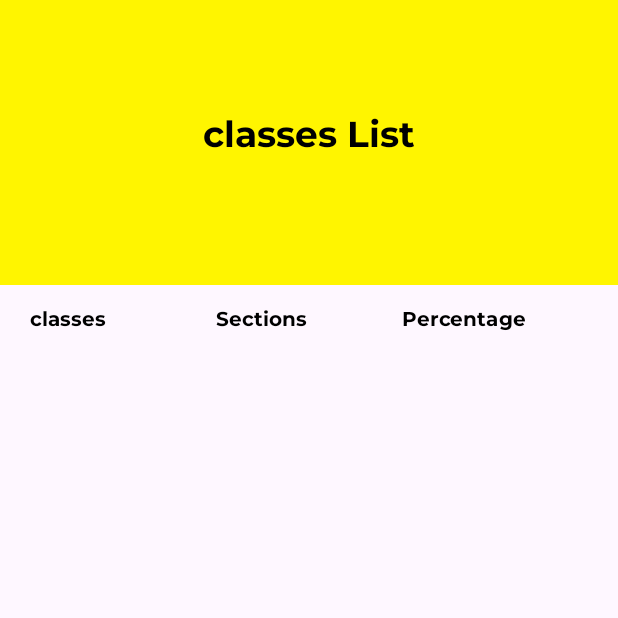
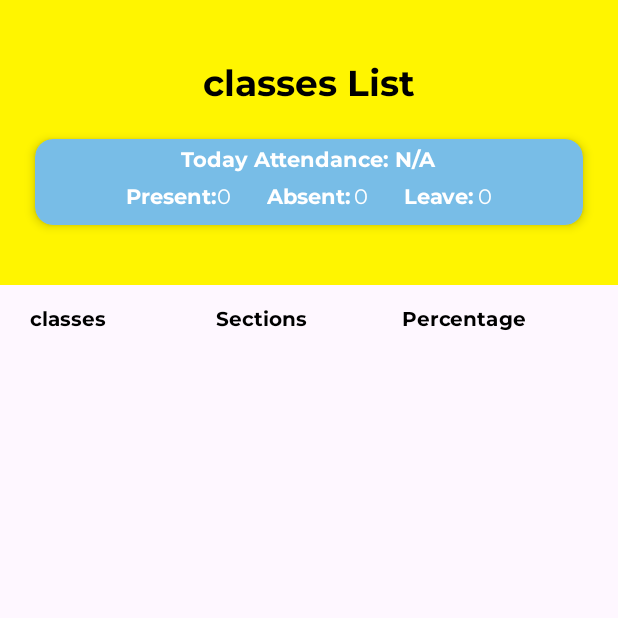
Before and after one commit to hafizhassanraza/CGS-Principal-2.0, an Android app: the ActivityAttendance screen opened directly, with no data from a screen before it, on a phone screen of 412 x 824 dp, the top half of it. Run offline under Robolectric (Android 15) with nearby library versions, the light colour scheme and no system bars; our stand-ins replace Firebase (no records; nobody signed in at launch, a user with empty details on screens opened directly).

Commit message:
Attendance Fetch

```diff
--- a/app/src/main/AndroidManifest.xml
+++ b/app/src/main/AndroidManifest.xml
@@ -28,7 +28,7 @@
             </intent-filter>
         </activity>
         <activity
-            android:name=".ui.ActivityClasses"
+            android:name=".ui.ActivityAttendance"
             android:exported="false" />
         <activity
             android:name=".ui.ActivityStudentProfile"
--- a/app/src/main/java/com/enfotrix/cgs_principal/Adapters/AttendanceRecAdapter.kt
+++ b/app/src/main/java/com/enfotrix/cgs_principal/Adapters/AttendanceRecAdapter.kt
@@ -14,11 +14,7 @@ import com.enfotrix.cgs_principal.R
 import com.enfotrix.cgs_principal.ui.ActivityStudentProfile
 import com.google.gson.Gson
 
-class AttendanceRecAdapter(private val context: Context,
-                           private var attendanceRecList: List<AttendenceModel>,
-                           private var studentList: List<StudentModel>,
-
-) : RecyclerView.Adapter<AttendanceRecAdapter.ViewHolder>() {
+class AttendanceRecAdapter(private val context: Context, private var attendanceRecList: List<AttendenceModel>, private var studentList: List<StudentModel>, ) : RecyclerView.Adapter<AttendanceRecAdapter.ViewHolder>() {
 
 
 
--- a/app/src/main/java/com/enfotrix/cgs_principal/Data/Repo.kt
+++ b/app/src/main/java/com/enfotrix/cgs_principal/Data/Repo.kt
@@ -74,7 +74,6 @@ class Repo(val context: Context) {
     }
 
 
-
     fun getDeviceToken(studentID:String): Task<QuerySnapshot> {
 
 
--- a/app/src/main/java/com/enfotrix/cgs_principal/ui/ActivityClasses.kt
+++ b/app/src/main/java/com/enfotrix/cgs_principal/ui/ActivityAttendance.kt
@@ -8,24 +8,31 @@ import android.widget.Toast
 import androidx.activity.viewModels
 import androidx.annotation.RequiresApi
 import androidx.appcompat.app.AppCompatActivity
+import androidx.lifecycle.lifecycleScope
 import androidx.recyclerview.widget.LinearLayoutManager
 import androidx.recyclerview.widget.RecyclerView
 import com.enfotrix.cgs_principal.Models.AttendanceViewModel
 import com.enfotrix.cgs_principal.Models.AttendenceModel
-import com.enfotrix.cgs_principal.Models.SectionModel
+import com.enfotrix.cgs_principal.Models.ClassViewModel
+import com.enfotrix.cgs_principal.Models.StudentModel
 import com.enfotrix.cgs_principal.R
 import com.enfotrix.cgs_principal.SharedPrefManager
-import com.enfotrix.cgs_principal.databinding.ActivityClassesBinding
+import com.enfotrix.cgs_principal.databinding.ActivityAttendanceBinding
 import com.enftorix.cgs_principal.Constants
+import kotlinx.coroutines.launch
 import java.time.LocalDate
 import java.time.format.DateTimeFormatter
 
 
-class ActivityClasses : AppCompatActivity(), ClassesListAdapter.AttendanceClickListener {
+class ActivityAttendance : AppCompatActivity(), ClassesListAdapter.AttendanceClickListener {
     private val attendanceViewModel: AttendanceViewModel by viewModels()
-    private lateinit var binding: ActivityClassesBinding
+    private val classViewModel: ClassViewModel by viewModels()
+
+
+    private lateinit var binding: ActivityAttendanceBinding
     private lateinit var mContext: Context
     private lateinit var sharedPrefManager: SharedPrefManager
+    private lateinit var recyclerView: RecyclerView
     var presentCount = 0
     var totalCount = 0
     private var percentageMap: MutableMap<String, Double> = mutableMapOf()
@@ -40,39 +47,99 @@ class ActivityClasses : AppCompatActivity(), ClassesListAdapter.AttendanceClickL
     @RequiresApi(Build.VERSION_CODES.O)
     override fun onCreate(savedInstanceState: Bundle?) {
         super.onCreate(savedInstanceState)
-        binding = ActivityClassesBinding.inflate(layoutInflater)
+        binding = ActivityAttendanceBinding.inflate(layoutInflater)
         setContentView(binding.root)
-        mContext = this@ActivityClasses
+        mContext = this@ActivityAttendance
         sharedPrefManager = SharedPrefManager(mContext)
-        countSections()
         Toast.makeText(mContext, "sect6ion list is"+sharedPrefManager.getSectionFromShared(), Toast.LENGTH_LONG).show()
 
-        val recyclerView = findViewById<RecyclerView>(R.id.recyclerView)
+        recyclerView = findViewById<RecyclerView>(R.id.recyclerView)
         recyclerView.layoutManager = LinearLayoutManager(mContext)
 
         // Create the adapter and pass "this" as the AttendanceClickListener
-        classAdapter = ClassesListAdapter(
-            mContext,
-            sharedPrefManager.getClassList(),
-            sharedPrefManager.getSectionFromShared(),
-            sectionPercentages,
-            this
 
-        )
 
-        recyclerView.adapter = classAdapter
+
+        getAttendance()
+
+
     }
 
 
+
     @RequiresApi(Build.VERSION_CODES.O)
-    fun countSections() {
+    fun getAttendance(){
+
+        lifecycleScope.launch {
+            attendanceViewModel.getAttendanceRec(getCurrentDate())
+                .addOnCompleteListener{task->
+                    if(task.isSuccessful)
+                    {
+
+                        val attendanceList= task.result.map { it.toObject(AttendenceModel::class.java) }
+
+                        var counterPresent : Int
+                        var counterAbsent : Int
+                        var counterLeave : Int
+
+                        counterPresent = attendanceList.filter { attendance-> attendance.Status.equals("Present") }.count()
+                        counterAbsent = attendanceList.filter { attendance-> attendance.Status.equals("Absent") }.count()
+                        counterLeave = attendanceList.filter { attendance-> attendance.Status.equals("Leave") }.count()
+
+                        val total = counterPresent + counterAbsent + counterLeave
+                        if (total > 0) {
+                            val percent = (counterPresent.toFloat() / total) * 100
+                            binding.tvAttendanceHeader.text = "Today Attendance: %.2f%%".format(percent)
+                        }
+
+                        binding.studentsPresent.text= counterPresent.toString()
+                        binding.studentsAbsent.text= counterAbsent.toString()
+                        binding.studentsLeave.text= counterLeave.toString()
+
+
+
+                        classAdapter = ClassesListAdapter(
+                            mContext,
+                            classViewModel.getClassList(),
+                            classViewModel.getSectionList(),
+                            attendanceList,
+                            this@ActivityAttendance
+                        )
+                        recyclerView.adapter = classAdapter
+
+
+                    }
+
+
+                }
+                .addOnFailureListener{
+
+                }
+
+
+        }
+
+
+
+
+
+    }
+
+
+
+
+
+
+
+    @RequiresApi(Build.VERSION_CODES.O)
+   /* fun countSections() {
         val sections = sharedPrefManager.getSectionFromShared()
 
         for (section in sections) {
             var presentCount = 0
             var totalCount = 0
 
-            /*attendanceViewModel.getTodayAttendance(getCurrentDate(), section.ID).addOnCompleteListener { task ->
+            attendanceViewModel.getTodayAttendance(getCurrentDate(), section.ID).addOnCompleteListener { task ->
                 if (task.isSuccessful) {
                     val documents = task.result
                     if (documents.size() > 0) {
@@ -93,10 +160,10 @@ class ActivityClasses : AppCompatActivity(), ClassesListAdapter.AttendanceClickL
                         sectionPercentages[section.ID] = percentage
                     }
                 }
-            }*/
+            }
         }
     }
-
+*/
     // Calculate the percentage
     private fun calculatePercentage(presentCount: Int, totalCount: Int): Double {
         return if (totalCount > 0) {
@@ -113,14 +180,13 @@ class ActivityClasses : AppCompatActivity(), ClassesListAdapter.AttendanceClickL
         return currentDate.format(formatter)
     }
 
-    override fun onAttendanceClicked(Sectionname: String,Id:String,className:String) {
+    override fun onAttendanceClicked(sectionID:String , attendacneList:List<AttendenceModel>) {
         // Handle the item click event here
         // For example, open the ActivityStudentRegister activity.
         val intent = Intent(this, ActivityStudentAttendanceRegister::class.java)
-        intent.putExtra("SectionName",Sectionname)
-        intent.putExtra("Id",Id)
-        intent.putExtra("className",className)
-
+        //intent.putExtra("SectionName",Sectionname)
+        //intent.putExtra("Id",Id)
+        //intent.putExtra("className",className)
         startActivity(intent)
 
     }
--- a/app/src/main/java/com/enfotrix/cgs_principal/ui/ActivitySplash.kt
+++ b/app/src/main/java/com/enfotrix/cgs_principal/ui/ActivitySplash.kt
@@ -23,9 +23,6 @@ import com.enfotrix.cgs_principal.R
 import com.enfotrix.cgs_principal.SharedPrefManager
 import com.enftorix.cgs_principal.Constants
 import kotlinx.coroutines.launch
-import kotlinx.coroutines.tasks.await
-import java.time.LocalDate
-import java.time.format.DateTimeFormatter
 import java.util.Timer
 import kotlin.concurrent.schedule
 
@@ -119,7 +116,7 @@ class ActivitySplash : AppCompatActivity() {
                                                                         sharedPrefManager.putStudentList(task.result.map { it.toObject(StudentModel::class.java) })
 
                                                                         if (sharedPrefManager.isLoggedIn() == true) {
-                                                                            startActivity(Intent(mContext, ActivityClasses::class.java))
+                                                                            startActivity(Intent(mContext, ActivityAttendance::class.java))
                                                                             finish()
                                                                         } else if (sharedPrefManager.isLoggedIn() == false) {
                                                                             startActivity(Intent(mContext, ActivityLogin::class.java))
@@ -225,7 +222,7 @@ class ActivitySplash : AppCompatActivity() {
                                      sharedPrefManager.putStudentList(studentsTask.result.map { it.toObject(StudentModel::class.java) })
 
                                      if (sharedPrefManager.isLoggedIn() == true) {
-                                         startActivity(Intent(mContext, ActivityClasses::class.java))
+                                         startActivity(Intent(mContext, ActivityAttendance::class.java))
                                          finish()
                                      } else if (sharedPrefManager.isLoggedIn() == false) {
                                          startActivity(Intent(mContext, ActivityLogin::class.java))
--- a/app/src/main/java/com/enfotrix/cgs_principal/ui/MainActivity.kt
+++ b/app/src/main/java/com/enfotrix/cgs_principal/ui/MainActivity.kt
@@ -14,7 +14,6 @@ import com.enfotrix.cgs_principal.Models.AttendanceViewModel
 import com.enfotrix.cgs_principal.Models.AttendenceModel
 import com.enfotrix.cgs_principal.Models.ClassModel
 import com.enfotrix.cgs_principal.Models.SectionModel
-import com.enfotrix.cgs_principal.Models.StudentModel
 import com.enfotrix.cgs_principal.R
 import com.enfotrix.cgs_principal.SharedPrefManager
 import com.enfotrix.cgs_principal.databinding.ActivityMainBinding
@@ -54,13 +53,13 @@ class MainActivity : AppCompatActivity() {
         binding.Attendance.setOnClickListener {
             // Define the action you want to perform when the button is clicked.
             // For example, you can start a new activity here.
-            val intent = Intent(this, ActivityClasses::class.java)
+            val intent = Intent(this, ActivityAttendance::class.java)
             startActivity(intent)
         }
         binding.Results.setOnClickListener {
             // Define the action you want to perform when the button is clicked.
             // For example, you can start a new activity here.
-            val intent = Intent(this, ActivityClasses::class.java)
+            val intent = Intent(this, ActivityAttendance::class.java)
             startActivity(intent)
         }
         binding.cardStudentReports.setOnClickListener {
@@ -86,7 +85,7 @@ class MainActivity : AppCompatActivity() {
                     var counterAbsent : Int
                     var counterLeave : Int
 
-                    counterPresent = attendanceList.filter { attendance-> attendance.Status.equals("Absent") }.count()
+                    counterPresent = attendanceList.filter { attendance-> attendance.Status.equals("Present") }.count()
                     counterAbsent = attendanceList.filter { attendance-> attendance.Status.equals("Absent") }.count()
                     counterLeave = attendanceList.filter { attendance-> attendance.Status.equals("Leave") }.count()
 
--- /dev/null
+++ b/app/src/main/res/layout/activity_attendance.xml
@@ -0,0 +1,204 @@
+<?xml version="1.0" encoding="utf-8"?>
+<ScrollView xmlns:android="http://schemas.android.com/apk/res/android"
+    xmlns:app="http://schemas.android.com/apk/res-auto"
+    xmlns:tools="http://schemas.android.com/tools"
+    android:layout_width="match_parent"
+    android:layout_height="match_parent">
+
+    <LinearLayout
+        android:layout_width="match_parent"
+        android:layout_height="wrap_content"
+        android:orientation="vertical">
+
+        <LinearLayout
+            android:layout_width="match_parent"
+            android:layout_height="190dp"
+            android:background="@color/yellow"
+            android:gravity="center"
+            android:orientation="vertical">
+
+            <TextView
+                android:layout_width="wrap_content"
+                android:layout_height="wrap_content"
+                android:fontFamily="@font/montserrat_bold"
+                android:text="classes List"
+                android:textColor="@color/black"
+                android:textSize="24dp" />
+
+            <LinearLayout
+                android:layout_width="match_parent"
+                android:layout_height="wrap_content"
+                android:layout_marginHorizontal="20dp"
+                android:layout_marginTop="12dp">
+
+            </LinearLayout>
+
+
+            <androidx.cardview.widget.CardView
+                android:layout_width="match_parent"
+                android:layout_height="wrap_content"
+                android:layout_marginHorizontal="23dp"
+                android:backgroundTint="#78BDE7"
+                app:cardCornerRadius="12dp"
+                android:layout_marginTop="10dp"
+                app:cardElevation="4dp">
+
+                <LinearLayout
+                    android:layout_width="match_parent"
+                    android:layout_height="wrap_content"
+                    android:orientation="vertical">
+                    <TextView
+                        android:id="@+id/tvAttendanceHeader"
+                        android:layout_width="wrap_content"
+                        android:layout_height="wrap_content"
+                        android:text="Today Attendance: N/A"
+                        android:textColor="@color/white"
+                        android:fontFamily="@font/montserrat_bold"
+                        android:layout_gravity="center_horizontal"
+                        android:layout_marginTop="4dp"/>
+
+                    <LinearLayout
+                        android:layout_marginTop="6dp"
+                        android:layout_width="wrap_content"
+                        android:layout_height="wrap_content"
+                        android:layout_gravity="center"
+                        android:layout_marginBottom="10dp"
+                        >
+                        <LinearLayout
+                            android:layout_width="wrap_content"
+                            android:layout_height="wrap_content"
+                            >
+                            <TextView
+                                android:layout_width="wrap_content"
+                                android:layout_height="wrap_content"
+                                android:text="Present:"
+                                android:textColor="@color/white"
+                                android:fontFamily="@font/montserrat_bold"
+                                />
+                            <TextView
+                                android:id="@+id/studentsPresent"
+                                android:layout_width="wrap_content"
+                                android:layout_height="wrap_content"
+                                android:text="N/A"
+                                android:textColor="@color/white"
+                                android:fontFamily="@font/montserrat_regular"
+                                />
+                        </LinearLayout>
+
+                        <LinearLayout
+                            android:layout_width="wrap_content"
+                            android:layout_height="wrap_content"
+                            android:layout_marginRight="24dp"
+                            android:layout_marginLeft="24dp"
+                            >
+
+                            <TextView
+                                android:layout_width="wrap_content"
+                                android:layout_height="wrap_content"
+                                android:text="Absent:"
+                                android:textColor="@color/white"
+                                android:fontFamily="@font/montserrat_bold"
+                                />
+                            <TextView
+                                android:id="@+id/studentsAbsent"
+                                android:layout_width="wrap_content"
+                                android:layout_height="wrap_content"
+                                android:text="N/A"
+                                android:layout_marginLeft="2dp"
+                                android:textColor="@color/white"
+                                android:fontFamily="@font/montserrat_regular"
+                                />
+                        </LinearLayout>
+                        <LinearLayout
+                            android:layout_width="wrap_content"
+                            android:layout_height="wrap_content"
+                            >
+                            <TextView
+                                android:layout_width="wrap_content"
+                                android:layout_height="wrap_content"
+                                android:text="Leave:"
+                                android:textColor="@color/white"
+                                android:fontFamily="@font/montserrat_bold"
+                                />
+                            <TextView
+                                android:id="@+id/studentsLeave"
+                                android:layout_width="wrap_content"
+                                android:layout_height="wrap_content"
+                                android:text="N/A"
+                                android:layout_marginLeft="2dp"
+
+                                android:textColor="@color/white"
+                                android:fontFamily="@font/montserrat_regular"
+                                />
+
+                        </LinearLayout>
+
+
+
+
+
+                    </LinearLayout>
+
+                </LinearLayout>
+
+
+
+
+
+
+
+
+            </androidx.cardview.widget.CardView>
+
+
+        </LinearLayout>
+        <LinearLayout
+            android:layout_width="match_parent"
+            android:layout_height="wrap_content"
+            android:orientation="horizontal"
+            android:paddingVertical="8dp"
+            android:layout_marginTop="5dp"
+            android:layout_marginHorizontal="20dp"
+            >
+            <TextView
+                android:layout_width="0dp"
+                android:layout_height="wrap_content"
+                android:layout_weight="1"
+                android:text="classes"
+                android:textSize="13dp"
+                android:textColor="@color/black"
+                android:fontFamily="@font/montserrat_bold"
+                />
+            <TextView
+                android:layout_width="0dp"
+                android:layout_height="wrap_content"
+                android:layout_weight="1"
+                android:text="Sections"
+                android:textSize="13dp"
+                android:textColor="@color/black"
+                android:fontFamily="@font/montserrat_bold"
+                />
+
+            <TextView
+                android:layout_width="0dp"
+                android:layout_height="wrap_content"
+                android:layout_weight="1"
+                android:text="Percentage"
+                android:textSize="13dp"
+                android:textColor="@color/black"
+                android:fontFamily="@font/montserrat_bold"
+                android:gravity="start"
+                />
+
+        </LinearLayout>
+        <androidx.recyclerview.widget.RecyclerView
+            android:id="@+id/recyclerView"
+            android:layout_width="match_parent"
+            android:layout_height="wrap_content"
+            android:layout_marginHorizontal="20dp"
+            />
+
+
+    </LinearLayout>
+
+</ScrollView>
--- a/app/src/main/res/layout/activity_classes.xml
+++ /dev/null
@@ -1,90 +0,0 @@
-<?xml version="1.0" encoding="utf-8"?>
-<ScrollView xmlns:android="http://schemas.android.com/apk/res/android"
-    xmlns:app="http://schemas.android.com/apk/res-auto"
-    xmlns:tools="http://schemas.android.com/tools"
-    android:layout_width="match_parent"
-    android:layout_height="match_parent">
-
-    <LinearLayout
-        android:layout_width="match_parent"
-        android:layout_height="wrap_content"
-        android:orientation="vertical">
-
-        <LinearLayout
-            android:layout_width="match_parent"
-            android:layout_height="190dp"
-            android:background="@color/yellow"
-            android:gravity="center"
-            android:orientation="vertical">
-
-            <TextView
-                android:layout_width="wrap_content"
-                android:layout_height="wrap_content"
-                android:fontFamily="@font/montserrat_bold"
-                android:text="classes List"
-                android:textColor="@color/black"
-                android:textSize="24dp" />
-
-            <LinearLayout
-                android:layout_width="match_parent"
-                android:layout_height="wrap_content"
-                android:layout_marginHorizontal="20dp"
-                android:layout_marginTop="12dp">
-
-
-
-
-
-            </LinearLayout>
-
-        </LinearLayout>
-        <LinearLayout
-            android:layout_width="match_parent"
-            android:layout_height="wrap_content"
-            android:orientation="horizontal"
-            android:paddingVertical="8dp"
-            android:layout_marginTop="5dp"
-            android:layout_marginHorizontal="20dp"
-            >
-            <TextView
-                android:layout_width="0dp"
-                android:layout_height="wrap_content"
-                android:layout_weight="1"
-                android:text="classes"
-                android:textSize="13dp"
-                android:textColor="@color/black"
-                android:fontFamily="@font/montserrat_bold"
-                />
-            <TextView
-                android:layout_width="0dp"
-                android:layout_height="wrap_content"
-                android:layout_weight="1"
-                android:text="Sections"
-                android:textSize="13dp"
-                android:textColor="@color/black"
-                android:fontFamily="@font/montserrat_bold"
-                />
-
-            <TextView
-                android:layout_width="0dp"
-                android:layout_height="wrap_content"
-                android:layout_weight="1"
-                android:text="Percentage"
-                android:textSize="13dp"
-                android:textColor="@color/black"
-                android:fontFamily="@font/montserrat_bold"
-                android:gravity="start"
-                />
-
-        </LinearLayout>
-        <androidx.recyclerview.widget.RecyclerView
-            android:id="@+id/recyclerView"
-            android:layout_width="match_parent"
-            android:layout_height="wrap_content"
-            android:layout_marginHorizontal="20dp"
-            />
-
-
-    </LinearLayout>
-
-</ScrollView>
```
Also changed, not shown: app/src/main/java/com/enfotrix/cgs_principal/Adapters/ClassesListAdapter.kt (+43 -19 lines), app/src/main/res/layout/attandence_item.xml (+28 -7 lines).
